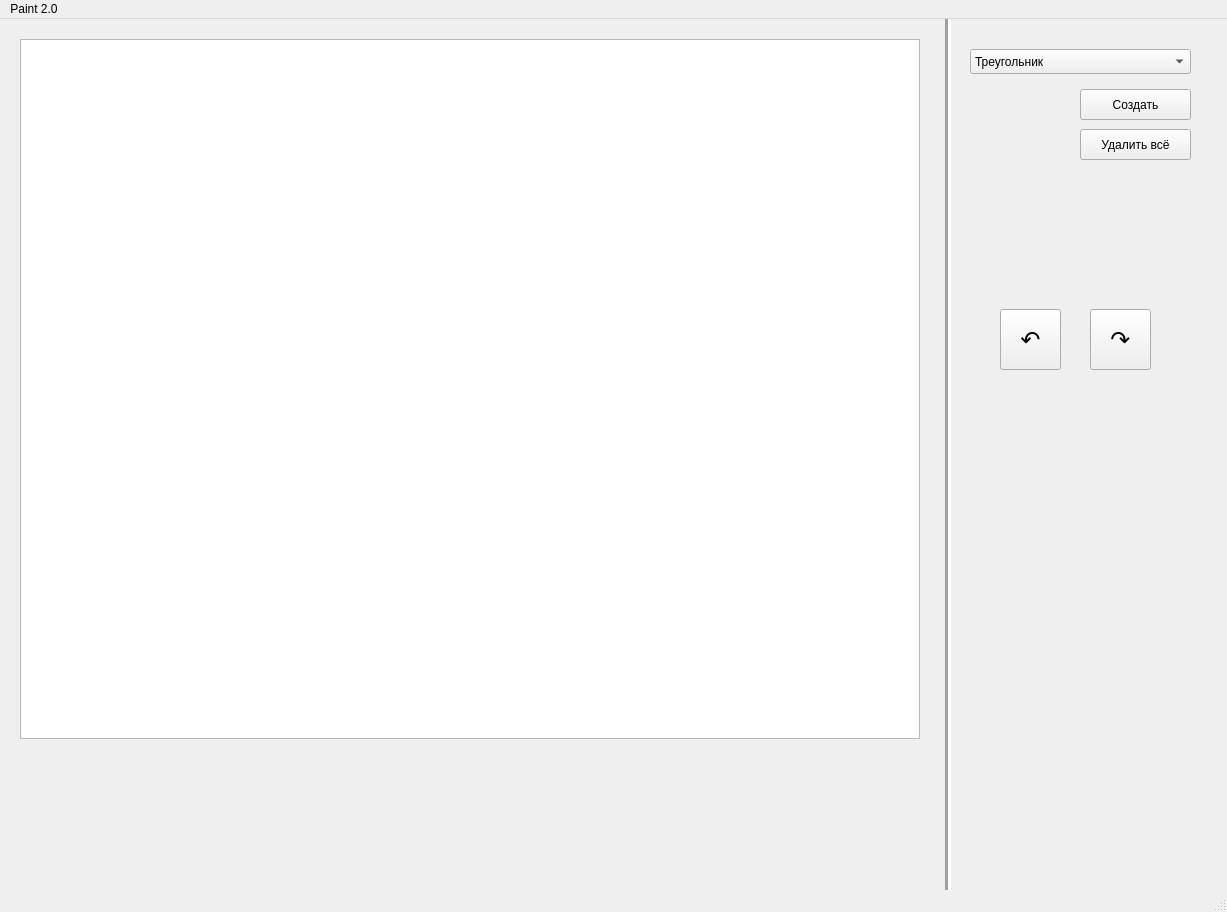
Old version of the form mainwindow.ui in the repository HXPPY228/lab1task2remaded.
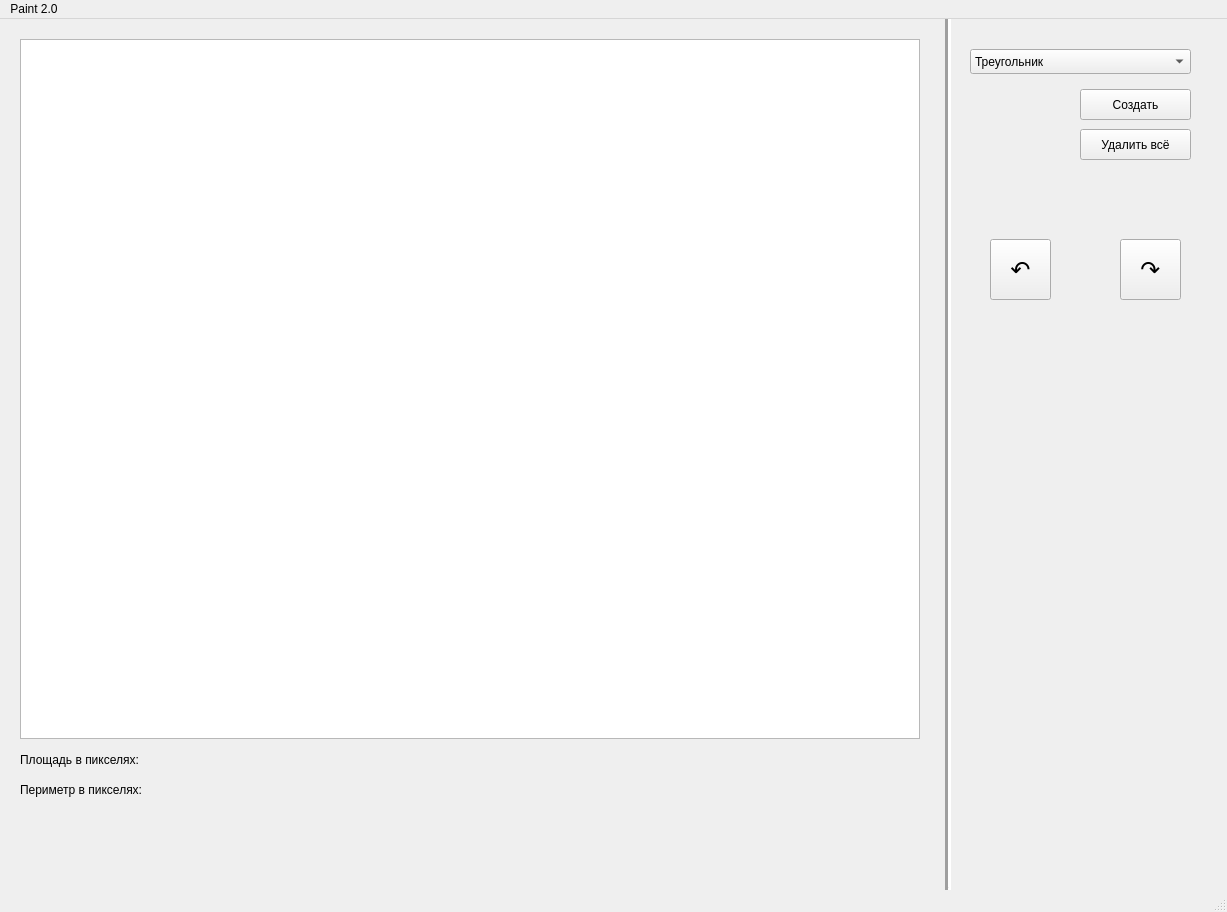
New version of the form.

The edit to the form file:
```diff
--- a/mainwindow.ui
+++ b/mainwindow.ui
@@ -85,10 +85,10 @@
    <widget class="QLabel" name="label">
     <property name="geometry">
      <rect>
-      <x>20</x>
-      <y>760</y>
-      <width>901</width>
-      <height>40</height>
+      <x>180</x>
+      <y>730</y>
+      <width>241</width>
+      <height>21</height>
      </rect>
     </property>
     <property name="font">
@@ -117,8 +117,8 @@
    <widget class="QPushButton" name="pushButton_3">
     <property name="geometry">
      <rect>
-      <x>1000</x>
-      <y>290</y>
+      <x>990</x>
+      <y>220</y>
       <width>61</width>
       <height>61</height>
      </rect>
@@ -135,8 +135,8 @@
    <widget class="QPushButton" name="pushButton_4">
     <property name="geometry">
      <rect>
-      <x>1090</x>
-      <y>290</y>
+      <x>1120</x>
+      <y>220</y>
       <width>61</width>
       <height>61</height>
      </rect>
@@ -171,6 +171,64 @@
      <enum>Qt::Vertical</enum>
     </property>
    </widget>
+   <widget class="QLabel" name="label_2">
+    <property name="geometry">
+     <rect>
+      <x>20</x>
+      <y>730</y>
+      <width>181</width>
+      <height>21</height>
+     </rect>
+    </property>
+    <property name="text">
+     <string>Площадь в пикселях:</string>
+    </property>
+   </widget>
+   <widget class="QLabel" name="label_3">
+    <property name="geometry">
+     <rect>
+      <x>20</x>
+      <y>760</y>
+      <width>161</width>
+      <height>21</height>
+     </rect>
+    </property>
+    <property name="text">
+     <string>Периметр в пикселях:</string>
+    </property>
+   </widget>
+   <widget class="QLabel" name="label_4">
+    <property name="geometry">
+     <rect>
+      <x>180</x>
+      <y>760</y>
+      <width>241</width>
+      <height>21</height>
+     </rect>
+    </property>
+    <property name="font">
+     <font>
+      <pointsize>12</pointsize>
+      <bold>true</bold>
+     </font>
+    </property>
+    <property name="text">
+     <string/>
+    </property>
+   </widget>
+   <widget class="QLabel" name="label_5">
+    <property name="geometry">
+     <rect>
+      <x>20</x>
+      <y>790</y>
+      <width>271</width>
+      <height>21</height>
+     </rect>
+    </property>
+    <property name="text">
+     <string/>
+    </property>
+   </widget>
   </widget>
   <widget class="QMenuBar" name="menubar">
    <property name="geometry">
```
Left out of the diff: 5 changed lines with no effect on the pictures.
